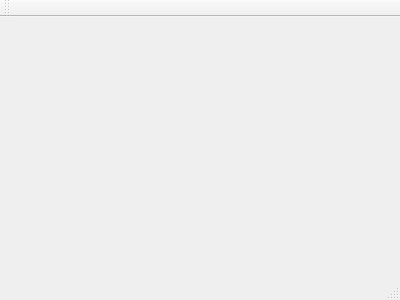
Above: mainwindow.ui from carolhmj/femproject before the change. Below: the same form after it.
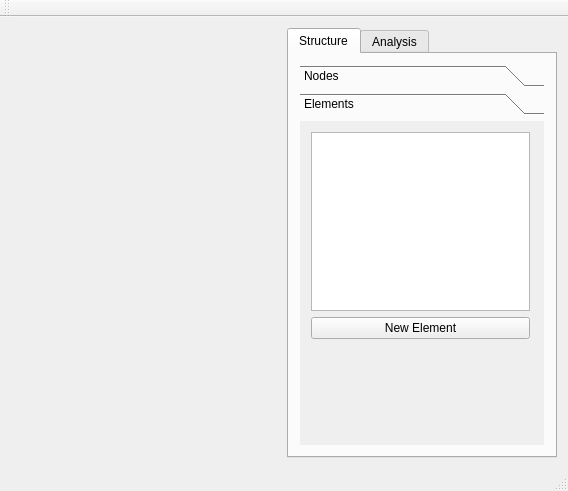
That is the form after the change. Custom widgets are drawn as their Qt base class.

What changed in the file:
```diff
--- a/mainwindow.ui
+++ b/mainwindow.ui
@@ -1,24 +1,158 @@
 <ui version="4.0">
  <class>MainWindow</class>
- <widget class="QMainWindow" name="MainWindow" >
-  <property name="geometry" >
+ <widget class="QMainWindow" name="MainWindow">
+  <property name="geometry">
    <rect>
     <x>0</x>
     <y>0</y>
-    <width>400</width>
-    <height>300</height>
+    <width>568</width>
+    <height>491</height>
    </rect>
   </property>
   <property name="windowTitle" >
    <string>MainWindow</string>
   </property>
-  <widget class="QMenuBar" name="menuBar" />
-  <widget class="QToolBar" name="mainToolBar" />
-  <widget class="QWidget" name="centralWidget" />
-  <widget class="QStatusBar" name="statusBar" />
+  <widget class="QWidget" name="centralWidget">
+   <layout class="QHBoxLayout" name="horizontalLayout">
+    <item>
+     <widget class="GLWidget" name="canvas" native="true"/>
+    </item>
+    <item>
+     <widget class="QTabWidget" name="tabWidget">
+      <property name="sizePolicy">
+       <sizepolicy hsizetype="Minimum" vsizetype="MinimumExpanding">
+        <horstretch>0</horstretch>
+        <verstretch>0</verstretch>
+       </sizepolicy>
+      </property>
+      <property name="currentIndex">
+       <number>0</number>
+      </property>
+      <widget class="QWidget" name="structureWidget">
+       <attribute name="title">
+        <string>Structure</string>
+       </attribute>
+       <layout class="QVBoxLayout" name="verticalLayout_3">
+        <item>
+         <widget class="QToolBox" name="toolBox">
+          <property name="sizePolicy">
+           <sizepolicy hsizetype="MinimumExpanding" vsizetype="MinimumExpanding">
+            <horstretch>0</horstretch>
+            <verstretch>0</verstretch>
+           </sizepolicy>
+          </property>
+          <property name="currentIndex">
+           <number>1</number>
+          </property>
+          <widget class="QWidget" name="nodePage">
+           <property name="geometry">
+            <rect>
+             <x>0</x>
+             <y>0</y>
+             <width>276</width>
+             <height>302</height>
+            </rect>
+           </property>
+           <attribute name="label">
+            <string>Nodes</string>
+           </attribute>
+           <layout class="QVBoxLayout" name="verticalLayout_4">
+            <item>
+             <layout class="QVBoxLayout" name="verticalLayout">
+              <item>
+               <widget class="QListWidget" name="nodeList"/>
+              </item>
+              <item>
+               <widget class="QPushButton" name="newNodeButton">
+                <property name="text">
+                 <string>New Node</string>
+                </property>
+               </widget>
+              </item>
+             </layout>
+            </item>
+           </layout>
+          </widget>
+          <widget class="QWidget" name="elementPage">
+           <property name="geometry">
+            <rect>
+             <x>0</x>
+             <y>0</y>
+             <width>250</width>
+             <height>302</height>
+            </rect>
+           </property>
+           <attribute name="label">
+            <string>Elements</string>
+           </attribute>
+           <widget class="QWidget" name="layoutWidget">
+            <property name="geometry">
+             <rect>
+              <x>0</x>
+              <y>0</y>
+              <width>241</width>
+              <height>229</height>
+             </rect>
+            </property>
+            <layout class="QVBoxLayout" name="verticalLayout_2">
+             <item>
+              <widget class="QListWidget" name="elementList"/>
+             </item>
+             <item>
+              <widget class="QPushButton" name="newElementButton">
+               <property name="text">
+                <string>New Element</string>
+               </property>
+              </widget>
+             </item>
+            </layout>
+           </widget>
+          </widget>
+         </widget>
+        </item>
+       </layout>
+      </widget>
+      <widget class="QWidget" name="analysisWidget">
+       <attribute name="title">
+        <string>Analysis</string>
+       </attribute>
+      </widget>
+     </widget>
+    </item>
+   </layout>
+  </widget>
+  <widget class="QMenuBar" name="menuBar">
+   <property name="geometry">
+    <rect>
+     <x>0</x>
+     <y>0</y>
+     <width>568</width>
+     <height>23</height>
+    </rect>
+   </property>
+  </widget>
+  <widget class="QToolBar" name="mainToolBar">
+   <attribute name="toolBarArea">
+    <enum>TopToolBarArea</enum>
+   </attribute>
+   <attribute name="toolBarBreak">
+    <bool>false</bool>
+   </attribute>
+  </widget>
+  <widget class="QStatusBar" name="statusBar"/>
  </widget>
- <layoutDefault spacing="6" margin="11" />
- <pixmapfunction></pixmapfunction>
+ <layoutdefault spacing="6" margin="11"/>
+ <customwidgets>
+  <customwidget>
+   <class>GLWidget</class>
+   <extends>QWidget</extends>
+   <header>glwidget.h</header>
+   <container>1</container>
+   <slots>
+    <slot>doStaticLinearAnalysis()</slot>
+   </slots>
+  </customwidget>
+ </customwidgets>
  <resources/>
  <connections/>
 </ui>
```
Left out of the diff: 5 changed lines with no effect on the pictures.
